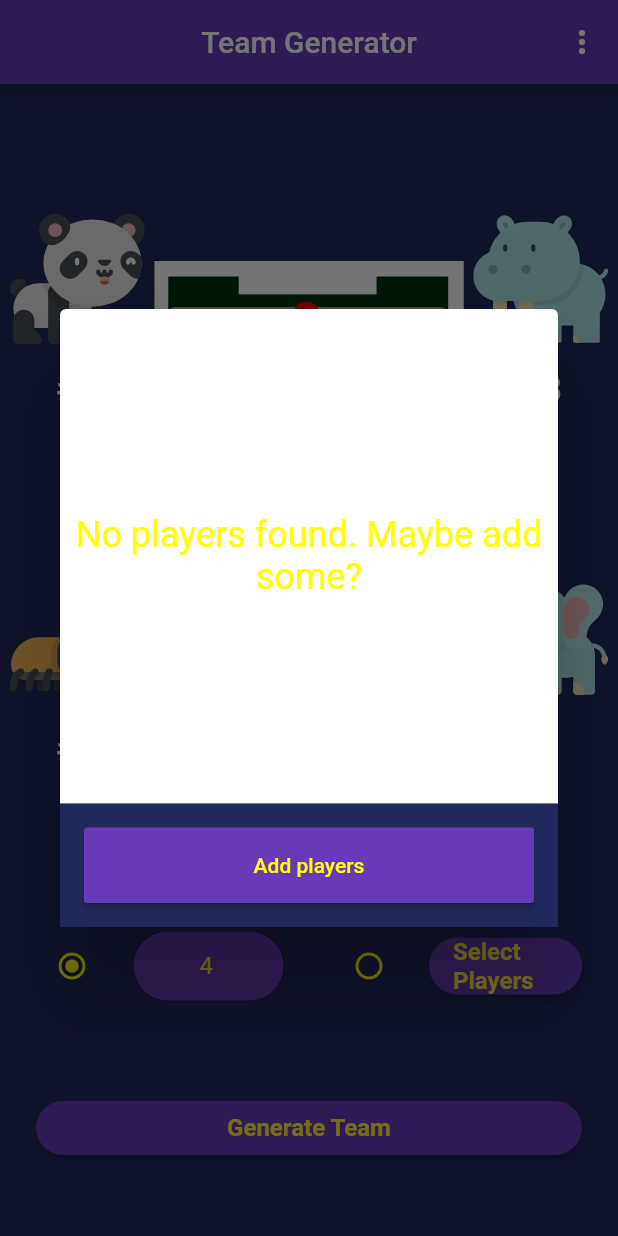
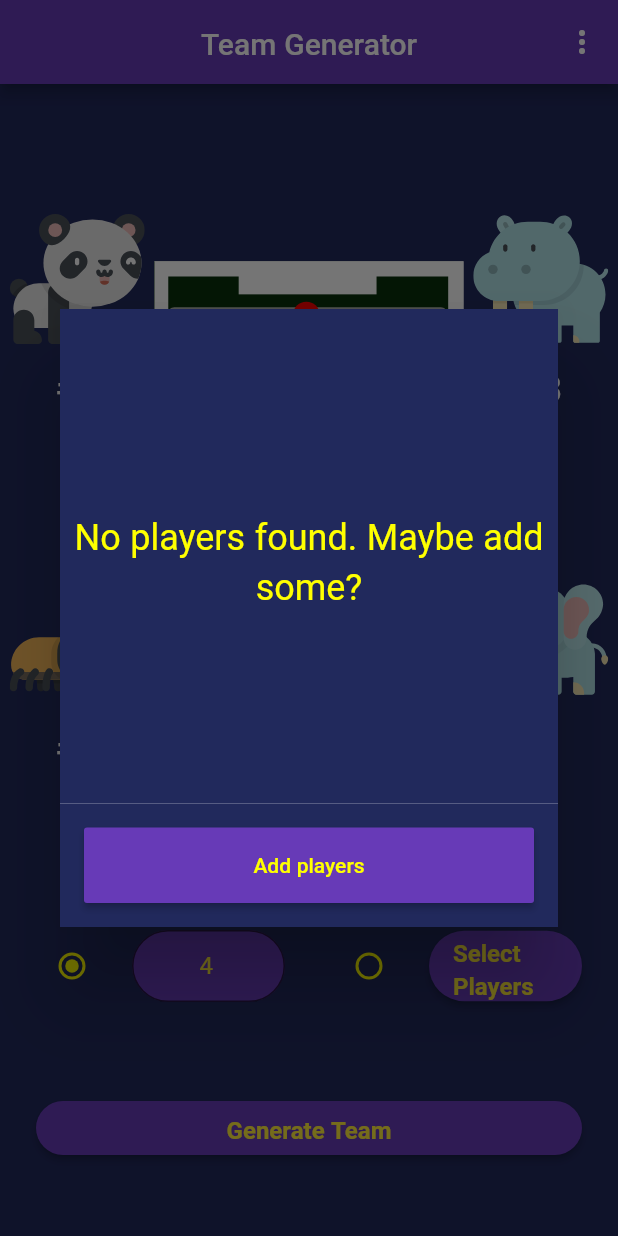
Before and after one commit to Eduard-Dumitrescu/Foosball-Shuffler, a Flutter app: the screen it shows after launch, after a tap on "Select Players", on a phone screen of 412 x 824 dp. Run offline on Flutter 3.47's test engine with Material 2 defaults, Android fonts, the phone set to English and light mode, and no system bars; our stand-ins replace flutter_svg, google_fonts, shared_preferences; missing offline and left inert: keyboard_visibility; Roboto replaces fonts that are missing (Georgia, Hind).

```diff
--- a/lib/home_page.dart
+++ b/lib/home_page.dart
@@ -48,6 +48,11 @@ class _HomePageState extends State<HomePage> {
       case "Players Page":
         {
           Navigator.pushNamed(context, '/players');
+        }
+        break;
+      case "Contact":
+        {
+          Navigator.pushNamed(context, '/contact');
         }
         break;
     }
@@ -520,11 +525,14 @@ class _PlayerCheckState extends State<PlayerCheck> {
                 valueListenable: _playerList,
                 builder: (context, playerList, _) {
                   if (playerList.length == 0)
-                    return Center(
-                      child: Text(
-                        "No players found. Maybe add some?",
-                        textAlign: TextAlign.center,
-                        style: TextStyle(fontSize: 24),
+                    return Container(
+                      color: Color(0xff21295C),
+                      child: Center(
+                        child: Text(
+                          "No players found. Maybe add some?",
+                          textAlign: TextAlign.center,
+                          style: TextStyle(fontSize: 24),
+                        ),
                       ),
                     );
 
--- a/lib/main.dart
+++ b/lib/main.dart
@@ -1,9 +1,11 @@
+import 'package:ciocio_team_generator/contact_page.dart';
 import 'package:ciocio_team_generator/home_page.dart';
 import 'package:ciocio_team_generator/players_page.dart';
 import 'package:ciocio_team_generator/route_generator.dart';
 import 'package:flutter/cupertino.dart';
 import 'package:flutter/material.dart';
 import 'package:flutter/services.dart';
+import 'package:google_fonts/google_fonts.dart';
 
 void main() {
   //force portrait only mode
@@ -33,7 +35,7 @@ class MyApp extends StatelessWidget {
         //primarySwatch: Colors.deepPurple,
 
         // Define the default font family.
-        fontFamily: 'Georgia',
+        fontFamily: GoogleFonts.sofia().fontFamily,
 
         // Define the default TextTheme. Use this to specify the default
         // text styling for headlines, titles, bodies of text, and more.
@@ -45,8 +47,9 @@ class MyApp extends StatelessWidget {
               fontSize: 36.0,
               fontStyle: FontStyle.italic,
               color: Colors.yellowAccent),
-          body1: TextStyle(
-              fontSize: 14.0, fontFamily: 'Hind', color: Colors.yellowAccent),
+          body1: GoogleFonts.fredokaOne(
+            textStyle: TextStyle(fontSize: 14.0, color: Colors.yellowAccent),
+          ),
         ),
       ),
       initialRoute: '/',
@@ -58,6 +61,7 @@ class MyApp extends StatelessWidget {
               ),
             ),
         '/players': (context) => KeyboardDragDownDismiss(child: PlayersPage()),
+        '/contact': (context) => ContactPage(),
       },
     );
   }
--- a/pubspec.yaml
+++ b/pubspec.yaml
@@ -13,6 +13,7 @@ dependencies:
   cupertino_icons: ^0.1.2
   shared_preferences: ^0.5.4+3
   keyboard_visibility: ^0.5.6
+  google_fonts: ^0.3.9
 
 dev_dependencies:
   flutter_test:
@@ -33,3 +34,4 @@ flutter:
   assets:
     - assets/
     - assets/icons/
+    - google_fonts/
```
Also changed, not shown: lib/contact_page.dart (added, +110 -0 lines), google_fonts/DancingScript-Regular.ttf (added), google_fonts/FredokaOne-Regular.ttf (added), google_fonts/GreatVibes-Regular.ttf (added), google_fonts/IndieFlower-Regular.ttf (added), google_fonts/Lobster-Regular.ttf (added), google_fonts/Pacifico-Regular.ttf (added), google_fonts/Sofia-Regular.ttf (added), 2 other files.
